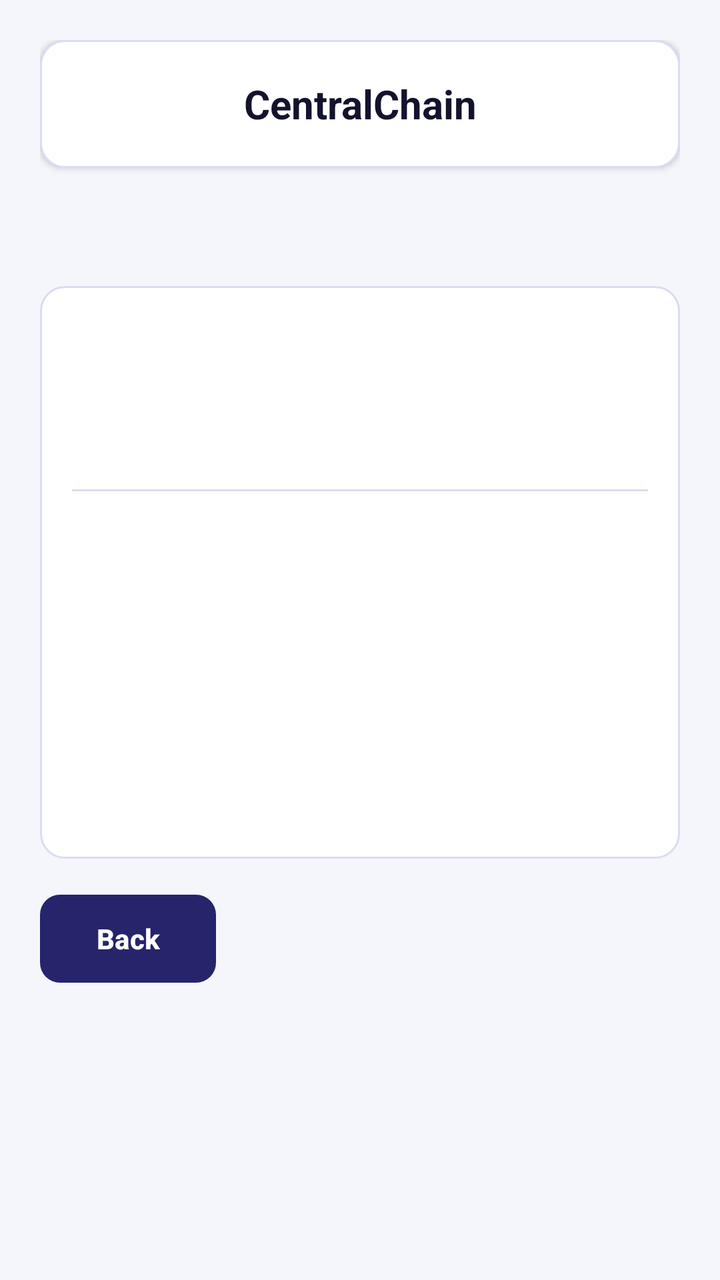
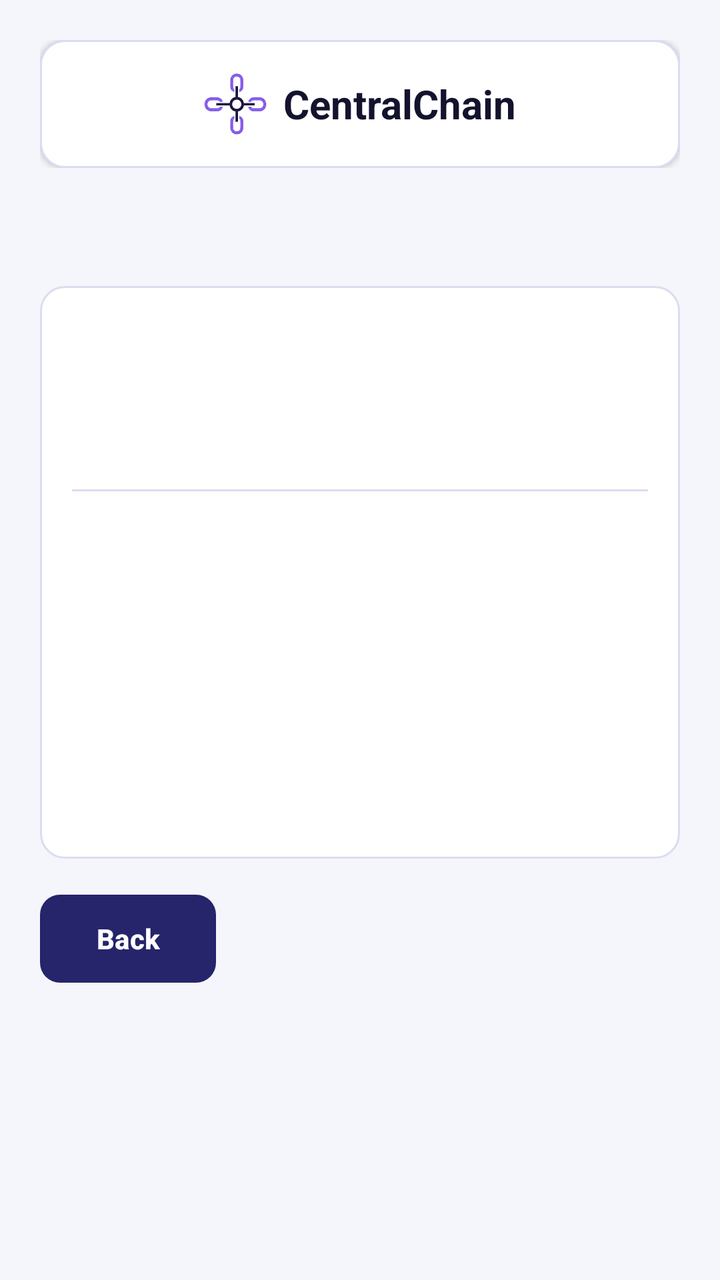

The first picture is an Android layout as it rendered before a commit; the second is the same layout after the commit. The layout source and the unified diff follow.
<!-- AndroidManifest.xml: application theme Theme.CentralChain -->
<!-- res/layout/activity_delivery_details.xml -->
<?xml version="1.0" encoding="utf-8"?>
<ScrollView xmlns:android="http://schemas.android.com/apk/res/android"
    android:layout_width="match_parent"
    android:layout_height="match_parent"
    android:fillViewport="true">

    <LinearLayout
        android:layout_width="match_parent"
        android:layout_height="wrap_content"
        android:orientation="vertical"
        android:padding="20dp">

        <include layout="@layout/view_header" />

        
        <LinearLayout
            android:layout_width="match_parent"
            android:layout_height="wrap_content"
            android:layout_marginTop="16dp"
            android:background="@drawable/bg_card"
            android:orientation="vertical"
            android:padding="16dp">

            <LinearLayout
                android:layout_width="match_parent"
                android:layout_height="wrap_content"
                android:gravity="center_vertical"
                android:orientation="horizontal">

                <TextView
                    android:id="@+id/text_po_number"
                    style="@style/CC.Muted"
                    android:layout_width="0dp"
                    android:layout_height="wrap_content"
                    android:layout_weight="1"
                    android:textStyle="bold" />

                <TextView
                    android:id="@+id/text_status"
                    android:layout_width="wrap_content"
                    android:layout_height="wrap_content"
                    android:textSize="14sp"
                    android:textStyle="bold" />
            </LinearLayout>

            <TextView
                android:id="@+id/text_item_name"
                style="@style/CC.Body"
                android:layout_width="wrap_content"
                android:layout_height="wrap_content"
                android:layout_marginTop="10dp"
                android:textSize="20sp"
                android:textStyle="bold" />

            <TextView
                android:id="@+id/text_item_sku"
                style="@style/CC.Muted"
                android:layout_width="wrap_content"
                android:layout_height="wrap_content" />

            <View
                android:layout_width="match_parent"
                android:layout_height="1dp"
                android:layout_marginTop="12dp"
                android:layout_marginBottom="6dp"
                android:background="@color/stroke" />

            <include android:id="@+id/row_quantity" layout="@layout/view_detail_row" />
            <include android:id="@+id/row_driver" layout="@layout/view_detail_row" />
            <include android:id="@+id/row_delivered_at" layout="@layout/view_detail_row" />
            <include android:id="@+id/row_photo" layout="@layout/view_detail_row" />
            <include android:id="@+id/row_signature" layout="@layout/view_detail_row" />
        </LinearLayout>

        <com.google.android.material.button.MaterialButton
            android:id="@+id/btn_primary"
            style="@style/CC.Button.Primary"
            android:layout_width="match_parent"
            android:layout_height="56dp"
            android:layout_marginTop="20dp"
            android:visibility="gone" />

        <com.google.android.material.button.MaterialButton
            android:id="@+id/btn_failed"
            style="@style/CC.Button.Danger"
            android:layout_width="match_parent"
            android:layout_height="wrap_content"
            android:layout_marginTop="8dp"
            android:text="Delivery failed"
            android:visibility="gone" />

        <com.google.android.material.button.MaterialButton
            android:id="@+id/btn_back"
            style="@style/CC.Button.Dark"
            android:layout_width="wrap_content"
            android:layout_height="wrap_content"
            android:layout_marginTop="16dp"
            android:text="Back" />
    </LinearLayout>
</ScrollView>
<!-- res/layout/view_header.xml (included above) -->
<?xml version="1.0" encoding="utf-8"?>
<LinearLayout xmlns:android="http://schemas.android.com/apk/res/android"
    android:layout_width="match_parent"
    android:layout_height="wrap_content"
    android:orientation="vertical">

    <TextView
        android:layout_width="match_parent"
        android:layout_height="64dp"
        android:background="@drawable/bg_card"
        android:elevation="2dp"
        android:gravity="center"
        android:text="@string/app_name"
        android:textColor="@color/ink"
        android:textSize="20sp"
        android:textStyle="bold" />

    <TextView
        android:id="@+id/screen_title"
        style="@style/CC.Title"
        android:layout_width="match_parent"
        android:layout_height="wrap_content"
        android:layout_marginTop="16dp"
        android:gravity="center" />

    <TextView
        android:id="@+id/screen_subtitle"
        style="@style/CC.Muted"
        android:layout_width="match_parent"
        android:layout_height="wrap_content"
        android:layout_marginTop="2dp"
        android:gravity="center"
        android:visibility="gone" />
</LinearLayout>
<!-- res/layout/view_detail_row.xml (included above) -->
<?xml version="1.0" encoding="utf-8"?>
<LinearLayout xmlns:android="http://schemas.android.com/apk/res/android"
    android:layout_width="match_parent"
    android:layout_height="wrap_content"
    android:orientation="horizontal"
    android:paddingTop="6dp"
    android:paddingBottom="6dp">

    <TextView
        android:id="@+id/row_label"
        style="@style/CC.Muted"
        android:layout_width="0dp"
        android:layout_height="wrap_content"
        android:layout_weight="1" />

    <TextView
        android:id="@+id/row_value"
        style="@style/CC.Body"
        android:layout_width="wrap_content"
        android:layout_height="wrap_content"
        android:gravity="end"
        android:textStyle="bold" />
</LinearLayout>
<!-- resources referenced by this layout -->
<resources>
  <color name="ink">#14132E</color>
  <color name="stroke">#DCDCF0</color>
  <!-- drawable bg_card (drawable) -->
  <?xml version="1.0" encoding="utf-8"?>
  <shape xmlns:android="http://schemas.android.com/apk/res/android" android:shape="rectangle">
      <solid android:color="@color/card" />
      <corners android:radius="12dp" />
      <stroke android:width="1dp" android:color="@color/stroke" />
  </shape>
  <string name="app_name">CentralChain</string>
  <style name="CC.Body">
          <item name="android:textSize">15sp</item>
          <item name="android:textColor">@color/ink</item>
      </style>
  <style name="CC.Button.Danger" parent="Widget.Material3.Button.OutlinedButton">
          <item name="cornerRadius">10dp</item>
          <item name="android:minHeight">48dp</item>
          <item name="android:textAllCaps">false</item>
          <item name="android:textStyle">bold</item>
          <item name="android:textColor">@color/danger</item>
          <item name="strokeColor">@color/danger</item>
      </style>
  <style name="CC.Button.Dark">
          <item name="backgroundTint">@color/navy</item>
          <item name="android:textColor">@color/white</item>
      </style>
  <style name="CC.Button.Primary">
          <item name="backgroundTint">@color/primary</item>
          <item name="android:textColor">@color/white</item>
      </style>
  <style name="CC.Muted">
          <item name="android:textSize">13sp</item>
          <item name="android:textColor">@color/muted</item>
      </style>
  <style name="CC.Title">
          <item name="android:textSize">20sp</item>
          <item name="android:textStyle">bold</item>
          <item name="android:textColor">@color/ink</item>
      </style>
  <style name="Theme.CentralChain" parent="Theme.Material3.Light.NoActionBar">
          <item name="colorPrimary">@color/primary</item>
          <item name="colorOnPrimary">@color/white</item>
          <item name="colorSecondary">@color/navy</item>
          <item name="android:colorBackground">@color/surface</item>
          <item name="android:windowBackground">@color/surface</item>
          <item name="android:statusBarColor">@color/surface</item>
          <item name="android:windowLightStatusBar">true</item>
          <item name="materialButtonStyle">@style/CC.Button</item>
      </style>
  <color name="card">#FFFFFF</color>
  <color name="danger">#D92D20</color>
  <color name="navy">#26246B</color>
  <color name="white">#FFFFFF</color>
  <color name="primary">#3C3AA1</color>
  <color name="muted">#5E5D7A</color>
  <color name="surface">#F5F5FC</color>
  <style name="CC.Button" parent="Widget.Material3.Button">
          <item name="cornerRadius">10dp</item>
          <item name="android:minHeight">48dp</item>
          <item name="android:textAllCaps">false</item>
          <item name="android:textStyle">bold</item>
          <item name="android:insetTop">2dp</item>
          <item name="android:insetBottom">2dp</item>
      </style>
</resources>

<!-- the commit's change to res/layout/activity_delivery_details.xml (unified diff, before → after) -->
@@ -70,6 +70,40 @@
             <include android:id="@+id/row_delivered_at" layout="@layout/view_detail_row" />
             <include android:id="@+id/row_photo" layout="@layout/view_detail_row" />
             <include android:id="@+id/row_signature" layout="@layout/view_detail_row" />
+        </LinearLayout>
+
+        
+        <LinearLayout
+            android:id="@+id/card_address"
+            android:layout_width="match_parent"
+            android:layout_height="wrap_content"
+            android:layout_marginTop="10dp"
+            android:background="@drawable/bg_card"
+            android:orientation="vertical"
+            android:padding="16dp"
+            android:visibility="gone">
+
+            <TextView
+                style="@style/CC.Muted"
+                android:layout_width="wrap_content"
+                android:layout_height="wrap_content"
+                android:text="Deliver to" />
+
+            <TextView
+                android:id="@+id/text_address"
+                style="@style/CC.Body"
+                android:layout_width="match_parent"
+                android:layout_height="wrap_content"
+                android:layout_marginTop="4dp"
+                android:textStyle="bold" />
+
+            <com.google.android.material.button.MaterialButton
+                android:id="@+id/btn_directions"
+                style="@style/CC.Button.Primary"
+                android:layout_width="match_parent"
+                android:layout_height="wrap_content"
+                android:layout_marginTop="10dp"
+                android:text="Get directions" />
         </LinearLayout>
 
         <com.google.android.material.button.MaterialButton
@@ -105,16 +139,54 @@
     android:layout_height="wrap_content"
     android:orientation="vertical">
 
-    <TextView
-        android:layout_width="match_parent"
-        android:layout_height="64dp"
-        android:background="@drawable/bg_card"
-        android:elevation="2dp"
-        android:gravity="center"
-        android:text="@string/app_name"
-        android:textColor="@color/ink"
-        android:textSize="20sp"
-        android:textStyle="bold" />
+    <FrameLayout
+        android:layout_width="match_parent"
+        android:layout_height="64dp">
+
+        
+        <LinearLayout
+            android:layout_width="match_parent"
+            android:layout_height="match_parent"
+            android:background="@drawable/bg_card"
+            android:elevation="2dp"
+            android:gravity="center"
+            android:orientation="horizontal">
+
+            <ImageView
+                android:layout_width="32dp"
+                android:layout_height="32dp"
+                android:layout_marginEnd="8dp"
+                android:contentDescription="@string/app_name"
+                android:src="@drawable/logo" />
+
+            <TextView
+                android:layout_width="wrap_content"
+                android:layout_height="wrap_content"
+                android:text="@string/app_name"
+                android:textColor="@color/ink"
+                android:textSize="20sp"
+                android:textStyle="bold" />
+        </LinearLayout>
+
+        
+        <TextView
+            android:id="@+id/text_role"
+            android:layout_width="wrap_content"
+            android:layout_height="wrap_content"
+            android:layout_gravity="end|center_vertical"
+            android:layout_marginEnd="12dp"
+            android:background="@drawable/bg_pill"
+            android:backgroundTint="@color/primary"
+            android:elevation="3dp"
+            android:paddingStart="12dp"
+            android:paddingTop="4dp"
+            android:paddingEnd="12dp"
+            android:paddingBottom="4dp"
+            android:textColor="@color/white"
+            android:textSize="12sp"
+            android:textStyle="bold"
+            android:visibility="gone" />
+    </FrameLayout>
 
     <TextView
         android:id="@+id/screen_title"
@@ -145,15 +217,16 @@
     <TextView
         android:id="@+id/row_label"
         style="@style/CC.Muted"
-        android:layout_width="0dp"
-        android:layout_height="wrap_content"
-        android:layout_weight="1" />
+        android:layout_width="wrap_content"
+        android:layout_height="wrap_content" />
 
     <TextView
         android:id="@+id/row_value"
         style="@style/CC.Body"
-        android:layout_width="wrap_content"
-        android:layout_height="wrap_content"
+        android:layout_width="0dp"
+        android:layout_height="wrap_content"
+        android:layout_marginStart="12dp"
+        android:layout_weight="1"
         android:gravity="end"
         android:textStyle="bold" />
 </LinearLayout>
<!-- resource entries referenced after the edit -->
@@ -9,6 +9,13 @@
       <corners android:radius="12dp" />
       <stroke android:width="1dp" android:color="@color/stroke" />
   </shape>
+  <!-- drawable bg_pill (drawable) -->
+  <?xml version="1.0" encoding="utf-8"?>
+  <shape xmlns:android="http://schemas.android.com/apk/res/android" android:shape="rectangle">
+      <solid android:color="@color/white" />
+      <corners android:radius="10dp" />
+  </shape>
+  <!-- drawable logo: png bitmap (drawable-nodpi, 41189 bytes) -->
   <string name="app_name">CentralChain</string>
   <style name="CC.Body">
           <item name="android:textSize">15sp</item>
